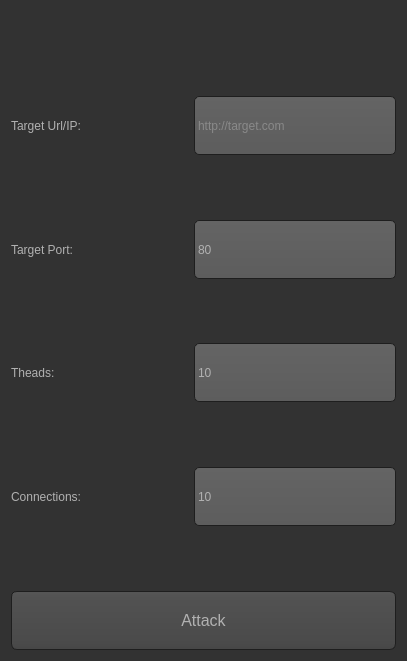
Above: mainwindow.ui from sepehrdaddev/Xerxes-Android before the change. Below: the same form after it.
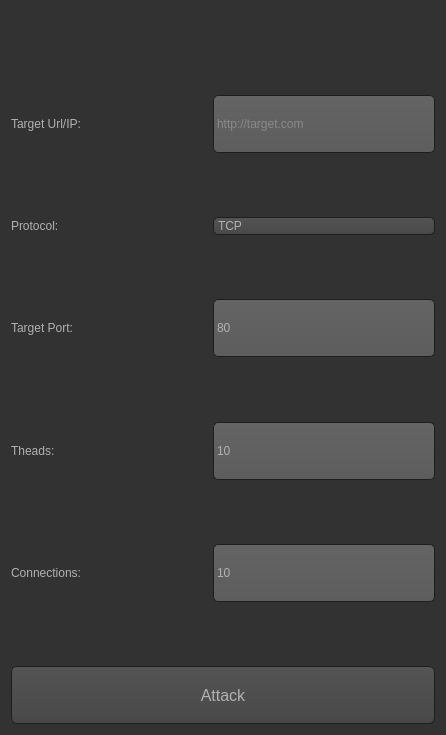
That is the form after the change. Icons and pictures are not drawn.

```diff
--- a/mainwindow.ui
+++ b/mainwindow.ui
@@ -6,8 +6,8 @@
    <rect>
     <x>0</x>
     <y>0</y>
-    <width>407</width>
-    <height>661</height>
+    <width>446</width>
+    <height>735</height>
    </rect>
   </property>
   <property name="windowTitle">
@@ -506,14 +506,14 @@
       </property>
      </widget>
     </item>
-    <item row="10" column="0">
+    <item row="13" column="0">
      <widget class="QLabel" name="label_3">
       <property name="text">
        <string>Theads:</string>
       </property>
      </widget>
     </item>
-    <item row="14" column="1" colspan="2">
+    <item row="17" column="1" colspan="2">
      <widget class="QSpinBox" name="spinBox_3">
       <property name="sizePolicy">
        <sizepolicy hsizetype="Expanding" vsizetype="Expanding">
@@ -555,7 +555,7 @@
       </property>
      </spacer>
     </item>
-    <item row="16" column="0" colspan="3">
+    <item row="19" column="0" colspan="3">
      <widget class="QPushButton" name="pushButton">
       <property name="sizePolicy">
        <sizepolicy hsizetype="Expanding" vsizetype="Expanding">
@@ -627,14 +627,14 @@
       </property>
      </spacer>
     </item>
-    <item row="6" column="0">
+    <item row="9" column="0">
      <widget class="QLabel" name="label_2">
       <property name="text">
        <string>Target Port:</string>
       </property>
      </widget>
     </item>
-    <item row="11" column="0">
+    <item row="14" column="0">
      <spacer name="verticalSpacer_3">
       <property name="orientation">
        <enum>Qt::Vertical</enum>
@@ -660,7 +660,7 @@
       </property>
      </spacer>
     </item>
-    <item row="7" column="0">
+    <item row="10" column="0">
      <spacer name="verticalSpacer_2">
       <property name="orientation">
        <enum>Qt::Vertical</enum>
@@ -673,7 +673,7 @@
       </property>
      </spacer>
     </item>
-    <item row="10" column="1" colspan="2">
+    <item row="13" column="1" colspan="2">
      <widget class="QSpinBox" name="spinBox_2">
       <property name="sizePolicy">
        <sizepolicy hsizetype="Expanding" vsizetype="Expanding">
@@ -695,7 +695,7 @@
       </property>
      </widget>
     </item>
-    <item row="6" column="1" colspan="2">
+    <item row="9" column="1" colspan="2">
      <widget class="QSpinBox" name="spinBox">
       <property name="sizePolicy">
        <sizepolicy hsizetype="Expanding" vsizetype="Expanding">
@@ -717,14 +717,14 @@
       </property>
      </widget>
     </item>
-    <item row="14" column="0">
+    <item row="17" column="0">
      <widget class="QLabel" name="label_4">
       <property name="text">
        <string>Connections:</string>
       </property>
      </widget>
     </item>
-    <item row="15" column="1">
+    <item row="18" column="1">
      <spacer name="verticalSpacer_5">
       <property name="orientation">
        <enum>Qt::Vertical</enum>
@@ -737,6 +737,40 @@
       </property>
      </spacer>
     </item>
+    <item row="7" column="0">
+     <widget class="QLabel" name="label_6">
+      <property name="text">
+       <string>Protocol:</string>
+      </property>
+     </widget>
+    </item>
+    <item row="8" column="0">
+     <spacer name="verticalSpacer_6">
+      <property name="orientation">
+       <enum>Qt::Vertical</enum>
+      </property>
+      <property name="sizeHint" stdset="0">
+       <size>
+        <width>20</width>
+        <height>40</height>
+       </size>
+      </property>
+     </spacer>
+    </item>
+    <item row="7" column="1" colspan="2">
+     <widget class="QComboBox" name="comboBox">
+      <item>
+       <property name="text">
+        <string>TCP</string>
+       </property>
+      </item>
+      <item>
+       <property name="text">
+        <string>UDP</string>
+       </property>
+      </item>
+     </widget>
+    </item>
    </layout>
   </widget>
  </widget>
```
